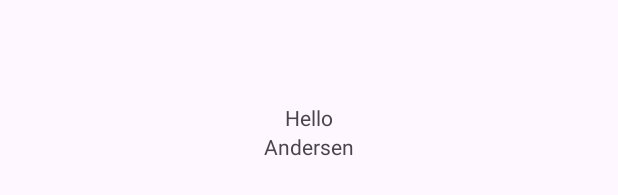
After one commit to ileshchanka/Practice, an Android app: the layout fragment_hello.xml on its own in the app's theme, with its tools: preview values and no code run, on a phone screen of 412 x 824 dp. The commit adds this screen. Shown: the part 486-681 px from the top of the screen. Run offline under Robolectric (Android 15) with nearby library versions, the phone set to English and light mode, and no system bars.

Commit message:
FAT-57426: Add first fragment

```diff
--- /dev/null
+++ b/app/src/main/java/info/igorek/practice1androidbasics/HelloFragment.kt
@@ -0,0 +1,5 @@
+package info.igorek.practice1androidbasics
+
+import androidx.fragment.app.Fragment
+
+class HelloFragment : Fragment(R.layout.fragment_hello) {}
--- /dev/null
+++ b/app/src/main/res/layout/fragment_hello.xml
@@ -0,0 +1,24 @@
+<?xml version="1.0" encoding="utf-8"?>
+<LinearLayout
+    xmlns:android="http://schemas.android.com/apk/res/android"
+    xmlns:tools="http://schemas.android.com/tools"
+    android:layout_width="match_parent"
+    android:layout_height="match_parent"
+    android:gravity="center"
+    android:orientation="vertical"
+    tools:context=".HelloFragment"
+    >
+
+    <com.google.android.material.textview.MaterialTextView
+        android:layout_width="wrap_content"
+        android:layout_height="wrap_content"
+        android:text="@string/hello"
+        />
+
+    <com.google.android.material.textview.MaterialTextView
+        android:layout_width="wrap_content"
+        android:layout_height="wrap_content"
+        android:text="@string/andersen"
+        />
+
+</LinearLayout>
--- a/app/src/main/res/values/strings.xml
+++ b/app/src/main/res/values/strings.xml
@@ -1,3 +1,5 @@
 <resources>
     <string name="app_name">Practice 1. Android Basics</string>
+    <string name="hello">Hello</string>
+    <string name="andersen">Andersen</string>
 </resources>
```
